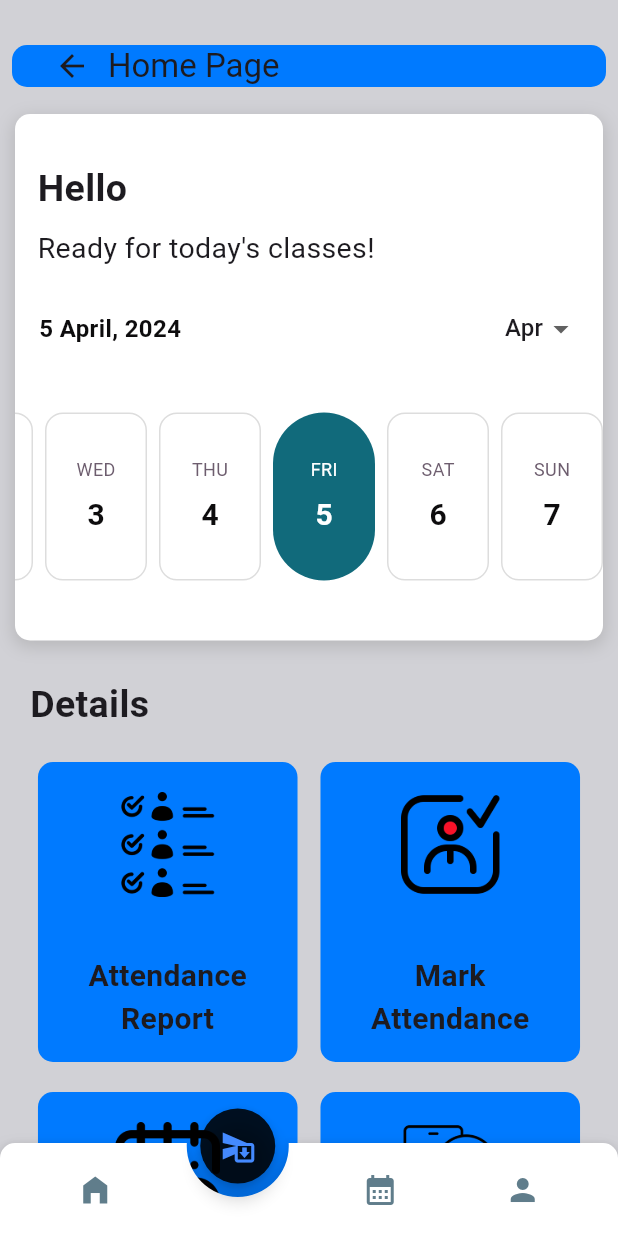
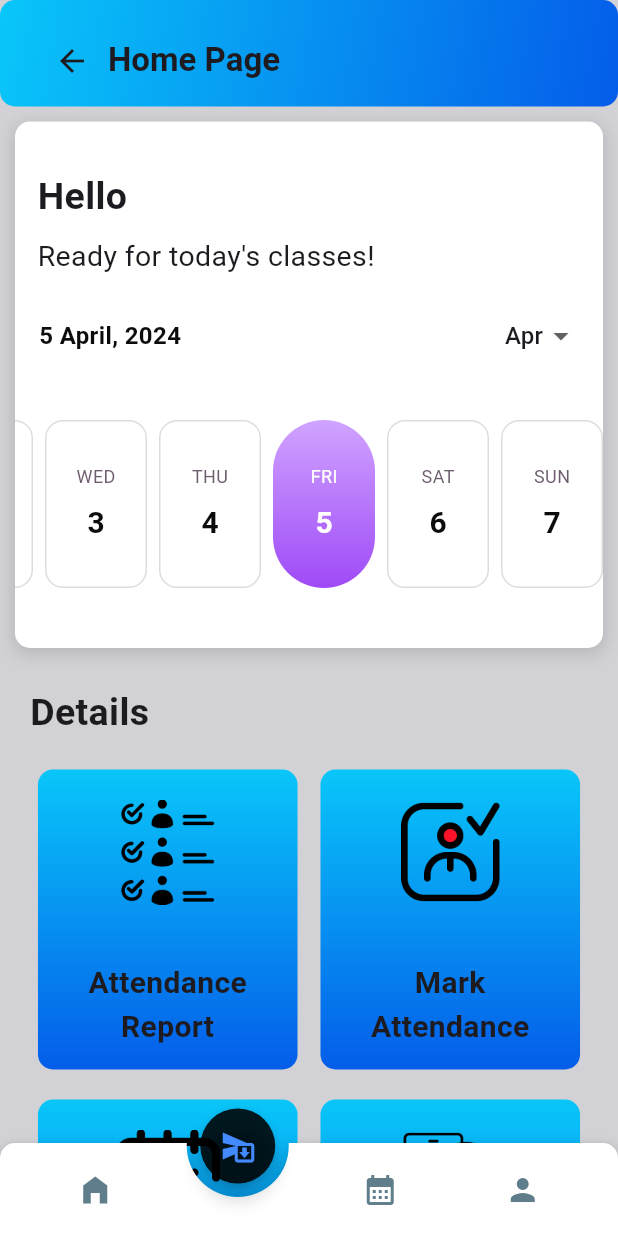
Before and after one commit to Zhiend02/timewise, a Flutter app: the Teacher screen opened directly with empty values, item 2 of the bottom bar chosen, after a tap on the "arrow back" icon, on a phone screen of 412 x 824 dp. Run offline on Flutter 3.47's test engine with Material 3 defaults, Android fonts, the phone set to English and light mode, and no system bars; drawn by our look-alikes of animated_notch_bottom_bar, easy_date_timeline; our stand-ins replace animate_do, cached_network_image, cloud_firestore, csv, device_info_plus, firebase_auth and 11 more; missing offline and left inert: flutter_nearby_connections, scrollable_clean_calendar; accounts and stored records are empty; network calls fail.

Commit message:
UI changes

```diff
--- a/lib/pages/Student/calender.dart
+++ b/lib/pages/Student/calender.dart
@@ -47,28 +47,28 @@ class MyCalender extends StatelessWidget {
         ),
       ),
       home: Scaffold(
-        appBar: PreferredSize(
-          preferredSize:const Size.fromHeight(kToolbarHeight + 10.0),
-          child: Padding(
-            padding: const EdgeInsets.all(8.0),
-            child: Container(
-              decoration: BoxDecoration(
-                borderRadius: BorderRadius.circular(10),
-                color: CupertinoColors.activeBlue,
-              ),
-              child: AppBar(
-                backgroundColor: Colors.transparent,
-                elevation: 0,
-                title:  Row(
-                  children: [
-                    IconButton( onPressed: () {Navigator.push(context, MaterialPageRoute(builder: (context) => HomePage(),));}, icon: const Icon(Icons.arrow_back)),
-                    const Text('Calendar'),
-                  ],
-                ),
-              ),
-            ),
-          ),
-        ),
+        // appBar: PreferredSize(
+        //   preferredSize:const Size.fromHeight(kToolbarHeight + 10.0),
+        //   child: Padding(
+        //     padding: const EdgeInsets.all(8.0),
+        //     child: Container(
+        //       decoration: BoxDecoration(
+        //         borderRadius: BorderRadius.circular(10),
+        //         color: CupertinoColors.activeBlue,
+        //       ),
+        //       // child: AppBar(
+        //       //   backgroundColor: Colors.transparent,
+        //       //   elevation: 0,
+        //       //   title:  Row(
+        //       //     children: [
+        //       //       IconButton( onPressed: () {Navigator.push(context, MaterialPageRoute(builder: (context) => HomePage(),));}, icon: const Icon(Icons.arrow_back)),
+        //       //       const Text('Calendar'),
+        //       //     ],
+        //       //   ),
+        //       // ),
+        //     ),
+        //   ),
+        // ),
         body: ScrollableCleanCalendar(
           calendarController: calendarController,
           layout: Layout.BEAUTY,
--- a/lib/pages/Teacher/TeacherHomePage.dart
+++ b/lib/pages/Teacher/TeacherHomePage.dart
@@ -8,7 +8,6 @@ import 'package:timewise/pages/Teacher/AttendanceReport.dart';
 import 'package:timewise/pages/Teacher/student_export.dart';
 import 'package:easy_date_timeline/easy_date_timeline.dart';
 import 'package:timewise/pages/attendance/attendance.dart';
-import 'package:timewise/pages/attendance/login.dart';
 import 'package:timewise/pages/attendance/voiceattendance.dart';
 import 'package:timewise/pages/chatting/screens/splash_page.dart';
 
@@ -21,6 +20,7 @@ class TeacherHomePage extends StatefulWidget {
 
 class _TeacherHomePageState extends State<TeacherHomePage> {
   final StudentExporter studentExporter = StudentExporter();
+
 
   @override
   Widget build(BuildContext context) {
@@ -175,7 +175,14 @@ class _TeacherHomePageState extends State<TeacherHomePage> {
       child: Container(
         decoration: BoxDecoration(
           borderRadius: BorderRadius.circular(10),
-          color: CupertinoColors.activeBlue,
+          gradient: const LinearGradient(
+            begin: Alignment.topCenter,
+          end: Alignment.bottomCenter,
+          colors:[
+            Color.fromRGBO(9, 198, 249, 1),
+            Color.fromRGBO(4, 93, 233, 1)
+          ]
+          )
         ),
         width: containerWidth,
         height: 200,
@@ -224,7 +231,7 @@ class _TeacherHomePageState extends State<TeacherHomePage> {
                 child: Text(
                   'Hello $fname',
                   // Display fname retrieved from SharedPreferences
-                  style: TextStyle(fontSize: 25, fontWeight: FontWeight.bold),
+                  style: const TextStyle(fontSize: 25, fontWeight: FontWeight.bold),
                 ),
               ),
               const SizedBox(height: 8),
@@ -245,7 +252,17 @@ class _TeacherHomePageState extends State<TeacherHomePage> {
                 dayProps: const EasyDayProps(
                   landScapeMode: true,
                   activeDayStyle: DayStyle(
-                    borderRadius: 48.0,
+                    decoration: BoxDecoration(
+                      borderRadius: BorderRadius.all(Radius.circular(48.0)),
+                      gradient: LinearGradient(
+                        begin: Alignment.topCenter,
+                        end: Alignment.bottomCenter,
+                        colors: [
+                          Color.fromRGBO(208, 163, 255, 1),
+                          Color.fromRGBO(159, 74, 247, 1)
+                        ]
+                      )
+                    )
                   ),
                   dayStructure: DayStructure.dayStrDayNum,
                 ),
@@ -261,7 +278,7 @@ class _TeacherHomePageState extends State<TeacherHomePage> {
             width: double.infinity,
             height: 200,
             alignment: Alignment.center,
-            child: CircularProgressIndicator(), // Loading indicator
+            child: const CircularProgressIndicator(), // Loading indicator
           );
         }
       },
--- a/lib/pages/Teacher/TeacherProfile.dart
+++ b/lib/pages/Teacher/TeacherProfile.dart
@@ -1,5 +1,6 @@
 import 'package:cloud_firestore/cloud_firestore.dart';
 import 'package:firebase_auth/firebase_auth.dart';
+import 'package:flutter/cupertino.dart';
 import 'package:flutter/material.dart';
 import 'package:timewise/pages/loginpage/logoutpage.dart';
 
@@ -46,8 +47,13 @@ class _TeacherProfileState extends State<TeacherProfile> {
   @override
   Widget build(BuildContext context) {
     return Scaffold(
-      body: Stack(
+      backgroundColor: CupertinoColors.systemGrey4,
+
+      body: Padding(
+        padding: const EdgeInsets.only(top: 8.0),
+        child: Stack(
           children: [
+
 
             Container(
               width: double.infinity,
@@ -130,7 +136,9 @@ class _TeacherProfileState extends State<TeacherProfile> {
                 ),
               ],
             ),
+
           ],
+        ),
       ),
     );
   }
--- a/lib/pages/Teacher/teacher.dart
+++ b/lib/pages/Teacher/teacher.dart
@@ -70,25 +70,29 @@ class _TeacherState extends State<Teacher> {
   Widget build(BuildContext context) {
     return Scaffold(
       backgroundColor: CupertinoColors.systemGrey4,
-      appBar: (appBarTitle != pageTitles[2]) // Check if app bar title is not 'Calender'
-          ? PreferredSize(
-            preferredSize:const Size.fromHeight(kToolbarHeight + 10.0),
-            child: Padding(
-              padding: const EdgeInsets.only(left: 8.0,right: 8.0,bottom: 8.0,top: 30),
+      appBar: PreferredSize(
+            preferredSize:const Size.fromHeight(kToolbarHeight + 15.0),
             child: Container(
               decoration: BoxDecoration(
                 borderRadius: BorderRadius.circular(10),
-                  color: CupertinoColors.activeBlue,
+                  gradient: const LinearGradient(
+                      begin: Alignment.topLeft,
+                      end: Alignment.bottomRight,
+                      colors:[
+                        Color.fromRGBO(9, 198, 249, 1),
+                        Color.fromRGBO(4, 93, 233, 1)
+                      ]
+                  )
               ),
               child: AppBar(
                 automaticallyImplyLeading: false,
                 backgroundColor: Colors.transparent,
                 elevation: 0,
-                   title: Align(
-                     alignment: Alignment.centerLeft,
-                     child: Row(
+                 title: Row(
                   children: [
-                        IconButton(
+                    Padding(
+                      padding: const EdgeInsets.only(top: 25.0,left: 8.0),
+                      child: IconButton(
                         icon: const Icon(Icons.arrow_back),
                         onPressed: () {
                           // Navigate to the home page or perform any action on arrow button press
@@ -98,18 +102,25 @@ class _TeacherState extends State<Teacher> {
                           });
                         },
                       ),
-                        Text(appBarTitle),
+                    ),
+                    Expanded(
+                      child: Padding(
+                        padding: const EdgeInsets.only(top: 25.0, right: 8.0),
+                        child: Align(
+                          alignment: Alignment.topLeft,
+                            child: Text(appBarTitle,
+                            textAlign:TextAlign.start ,
+                              style: const TextStyle(fontWeight: FontWeight.bold),
+                            )),
+                      ),
+                    ),
                                  ],
                       ),
                     ),
             ),
           ),
-            ),
-          )
-          : PreferredSize(
-              preferredSize: Size.zero,
-               child: Container(), // Empty container when app bar title is 'Calender'
-      ),
+
+
       body: PageView(
           controller: _pageController,
           physics: const NeverScrollableScrollPhysics(),
--- a/lib/pages/chatting/api/apis.dart
+++ b/lib/pages/chatting/api/apis.dart
@@ -75,7 +75,7 @@ class APIs{
           headers: {
             HttpHeaders.contentTypeHeader: 'application/json',
             HttpHeaders.authorizationHeader:
-            'AAAAF3wRLjE:APA91bEIQl9mAuRasg8QwmWFKH9QvCWMdMQ7clYoNsfpsheN-zxJQJAyQDL11iNz2THhkLmg9npTmnF9WByHp9PaV1GjV1CtmziEAEV-DZQ9l4k_0haGtVaFr_R1OBNzIsDdWA8XB5-O'
+            'key=AAAAF3wRLjE:APA91bE4QL9WBH7teFskvRous198gHb5lWcmwyS3DuXTFoCgvVJUFeOZ8_afF-WahLG8dETS9ndTxagEha3iWo0t7B2lKxaXP8ldjpbtK_cf2oRLldTGsIIXfQ-UCqEnn1WFBBPeFVga'
           },
           body: jsonEncode(body));
       log('Response status: ${res.statusCode}');
```
Also changed, not shown: lib/pages/AdminPages/admin.dart (+26 -17 lines), lib/pages/AdminPages/adminhomepage.dart (+19 -2 lines), lib/pages/AdminPages/adminprofile.dart (+6 -1 lines), lib/pages/Student/StudentHomepage.dart (+19 -2 lines), lib/pages/Student/student.dart (+27 -17 lines), lib/pages/Student/studentprofile.dart (+6 -1 lines). Lines whose indentation alone changed are shown as unchanged.
